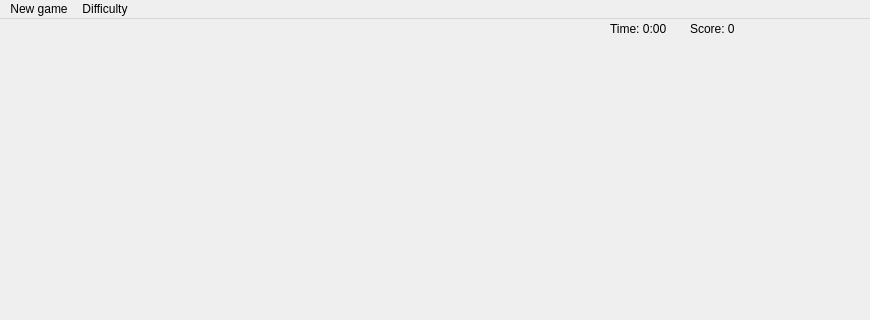
This is src/mainwindow.ui in fu-penzi/Puzzle as Qt 5 draws it before an edit; both pictures show x 0 to 870 and y 0 to 320 of the 870 by 614 pixel window. The edited form follows.
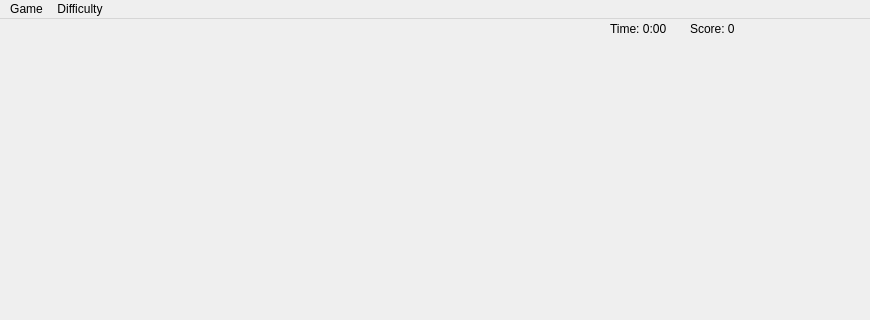
This is the edited form.

Commit message: feat: Game difficulty changing and new game from menu

The edit to the form file:
```diff
--- a/src/mainwindow.ui
+++ b/src/mainwindow.ui
@@ -65,12 +65,12 @@
      <height>25</height>
     </rect>
    </property>
-   <widget class="QMenu" name="menuPuzzle">
+   <widget class="QMenu" name="game">
     <property name="title">
-     <string>New game</string>
+     <string>Game</string>
     </property>
    </widget>
-   <widget class="QMenu" name="menuDifficulty">
+   <widget class="QMenu" name="difficulty">
     <property name="title">
      <string>Difficulty</string>
     </property>
@@ -78,8 +78,8 @@
     <addaction name="actionMedium"/>
     <addaction name="actionHard"/>
    </widget>
-   <addaction name="menuPuzzle"/>
-   <addaction name="menuDifficulty"/>
+   <addaction name="game"/>
+   <addaction name="difficulty"/>
   </widget>
   <widget class="QStatusBar" name="statusbar"/>
   <action name="actionEasy">
```
Left out of the diff: 14 changed lines with no effect on the pictures. The commit also changes 10 other files.
